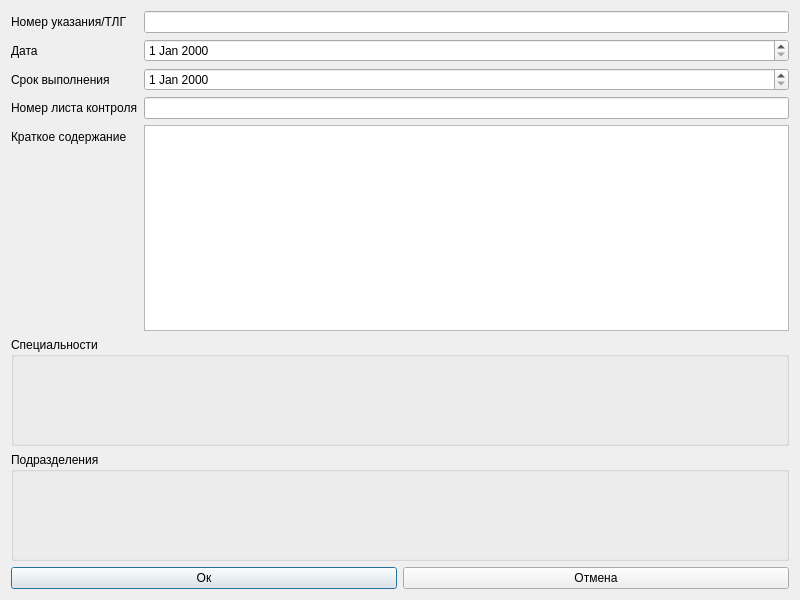
Before: the Qt Designer form ui/d_add_lk.ui in nightmare04/Engineer, drawn with Qt 5.
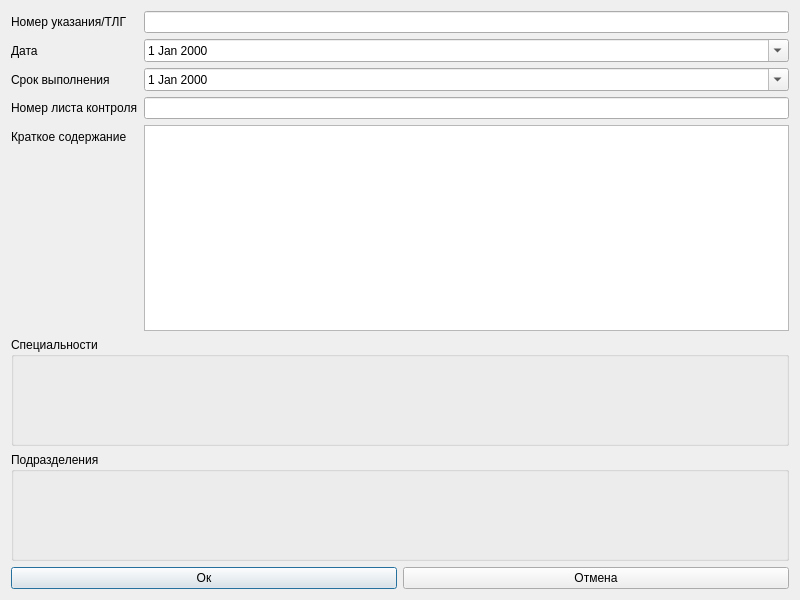
After: the same form once the commit is applied.

Diff of the .ui file:
```diff
--- a/ui/d_add_lk.ui
+++ b/ui/d_add_lk.ui
@@ -40,7 +40,11 @@
       </widget>
      </item>
      <item row="1" column="1">
-      <widget class="QDateEdit" name="tlgDateEdit"/>
+      <widget class="QDateEdit" name="tlgDateEdit">
+       <property name="calendarPopup">
+        <bool>true</bool>
+       </property>
+      </widget>
      </item>
      <item row="2" column="0">
       <widget class="QLabel" name="Label">
@@ -50,7 +54,11 @@
       </widget>
      </item>
      <item row="2" column="1">
-      <widget class="QDateEdit" name="tlgDeadlineEdit"/>
+      <widget class="QDateEdit" name="tlgDeadlineEdit">
+       <property name="calendarPopup">
+        <bool>true</bool>
+       </property>
+      </widget>
      </item>
      <item row="4" column="0">
       <widget class="QLabel" name="Label_2">
```
